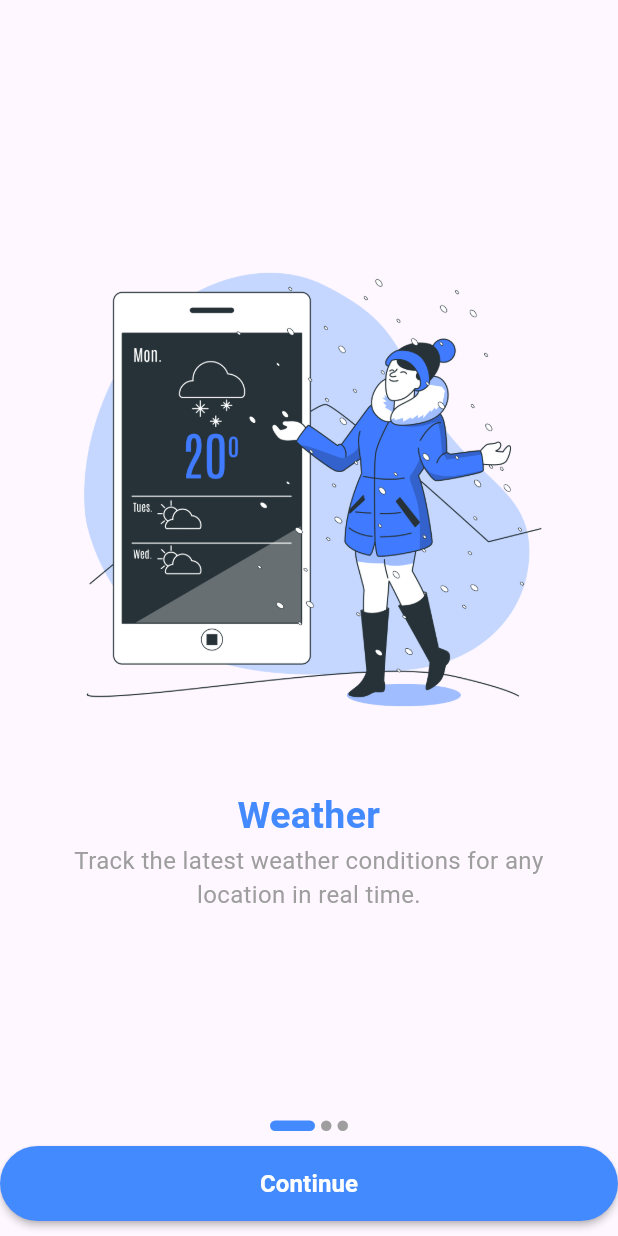
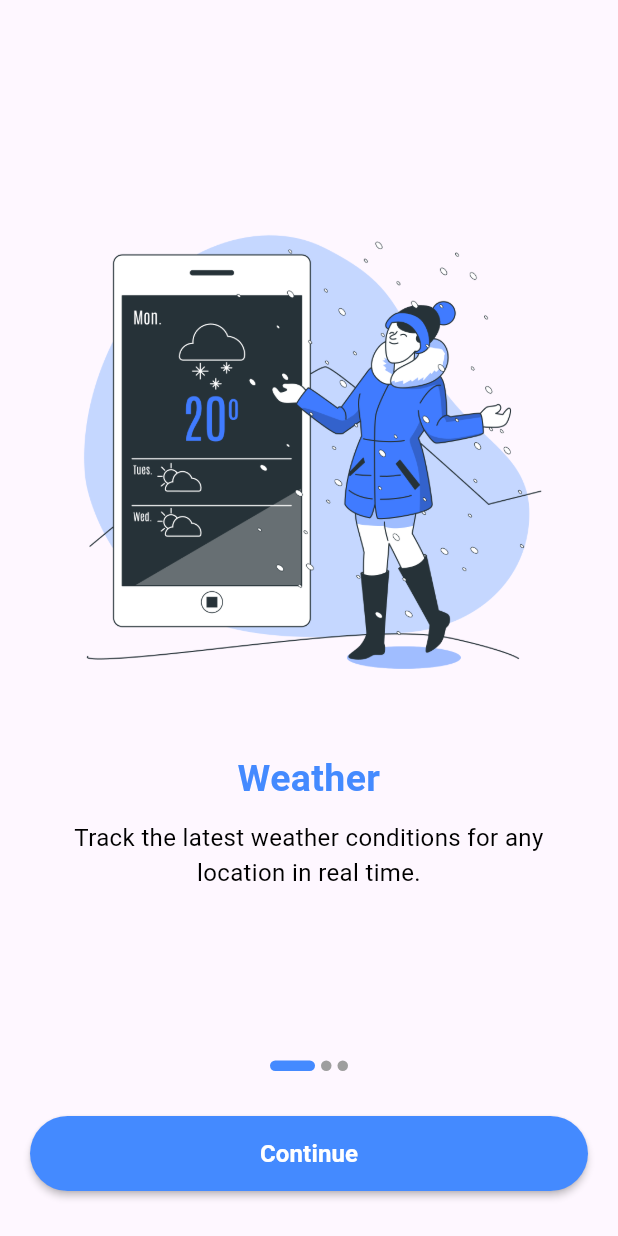
Before and after one commit to AryanBhimani/Nexus-App, a Flutter app: the screen it shows after launch, on a phone screen of 412 x 824 dp. Run offline on Flutter 3.47's test engine with Material 3 defaults, Android fonts, the phone set to English and light mode, and no system bars; our stand-ins replace cloud_firestore, firebase_auth, firebase_core, shared_preferences; accounts and stored records are empty.

Commit message:
first commit

```diff
--- a/lib/Screens/Splash/Splash_screen.dart
+++ b/lib/Screens/Splash/Splash_screen.dart
@@ -16,14 +16,12 @@ class SplashScreen extends StatelessWidget {
       if (user != null) {
         // Navigate to Home if user is logged in
         Navigator.pushReplacement(
-          // ignore: use_build_context_synchronously
           context,
           MaterialPageRoute(builder: (context) => const HomePage()),
         );
       } else {
         // Navigate to Login if user is not logged in
         Navigator.pushReplacement(
-          // ignore: use_build_context_synchronously
           context,
           MaterialPageRoute(builder: (context) => const OnboardingPage()),
         );
@@ -80,7 +78,6 @@ class OnboardingPage extends StatefulWidget {
 
 class _OnboardingPageState extends State<OnboardingPage> {
   final controller = OnboardingData();
-  final pageController = PageController();
   int currentIndex = 0;
 
   @override
@@ -97,7 +94,6 @@ class _OnboardingPageState extends State<OnboardingPage> {
     if (isOnboardingCompleted) {
       // Navigate to the login page if onboarding is completed
       Navigator.pushReplacement(
-        // ignore: use_build_context_synchronously
         context,
         MaterialPageRoute(builder: (context) => const MainPage()),
       );
@@ -113,11 +109,56 @@ class _OnboardingPageState extends State<OnboardingPage> {
   @override
   Widget build(BuildContext context) {
     return Scaffold(
-      body: Column(
+      body: SafeArea(
+        child: Column(
           children: [
-          body(),
+            Expanded(
+              child: PageView.builder(
+                onPageChanged: (value) {
+                  setState(() {
+                    currentIndex = value;
+                  });
+                },
+                itemCount: controller.items.length,
+                itemBuilder: (context, index) {
+                  return Padding(
+                    padding: const EdgeInsets.all(20),
+                    child: Column(
+                      mainAxisAlignment: MainAxisAlignment.center,
+                      children: [
+                        // Images
+                        Image.asset(controller.items[currentIndex].image),
+                        const SizedBox(height: 15),
+                        // Titles
+                        Text(
+                          controller.items[currentIndex].title,
+                          style: const TextStyle(
+                            fontSize: 25,
+                            color: primaryColor,
+                            fontWeight: FontWeight.bold,
+                          ),
+                          textAlign: TextAlign.center,
+                        ),
+                        const SizedBox(height: 10),
+                        // Description
+                        Padding(
+                          padding: const EdgeInsets.symmetric(horizontal: 25),
+                          child: Text(
+                            controller.items[currentIndex].description,
+                            style: const TextStyle(color: black, fontSize: 16),
+                            textAlign: TextAlign.center,
+                          ),
+                        ),
+                      ],
+                    ),
+                  );
+                },
+              ),
+            ),
             buildDots(),
-          Button(
+            Padding(
+              padding: const EdgeInsets.all(20),
+              child: Button(
                 label: currentIndex == controller.items.length - 1
                     ? "Get started"
                     : "Continue",
@@ -136,56 +177,8 @@ class _OnboardingPageState extends State<OnboardingPage> {
                   });
                 },
               ),
-        ],
-      ),
-    );
-  }
-
-  // Body
-  Widget body() {
-    return Expanded(
-      child: Center(
-        child: PageView.builder(
-          onPageChanged: (value) {
-            setState(() {
-              currentIndex = value;
-            });
-          },
-          itemCount: controller.items.length,
-          itemBuilder: (context, index) {
-            return Padding(
-              padding: const EdgeInsets.symmetric(horizontal: 20),
-              child: Column(
-                mainAxisAlignment: MainAxisAlignment.center,
-                children: [
-                  // Images
-                  Image.asset(controller.items[currentIndex].image),
-
-                  const SizedBox(height: 15),
-                  // Titles
-                  Text(
-                    controller.items[currentIndex].title,
-                    style: const TextStyle(
-                      fontSize: 25,
-                      color: primaryColor,
-                      fontWeight: FontWeight.bold,
-                    ),
-                    textAlign: TextAlign.center,
-                  ),
-
-                  // Description
-                  Padding(
-                    padding: const EdgeInsets.symmetric(horizontal: 25),
-                    child: Text(
-                      controller.items[currentIndex].description,
-                      style: const TextStyle(color: grey, fontSize: 16),
-                      textAlign: TextAlign.center,
-                    ),
             ),
           ],
-              ),
-            );
-          },
         ),
       ),
     );
```
Lines whose indentation alone changed are shown as unchanged.
